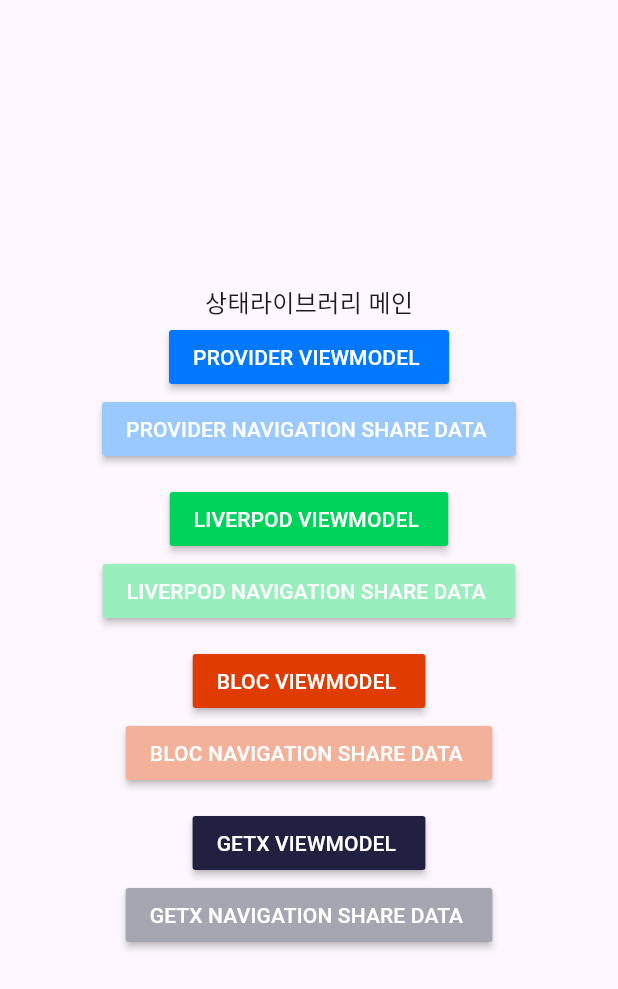
After one commit to BeeChang/practice_flutter, a Flutter app: the MainStateCheckScreen screen opened by its route, on a phone screen of 412 x 824 dp. The commit adds this screen. Shown: the top 989 px of the screen. Run offline on Flutter 3.47's test engine with Material 3 defaults, Android fonts, the phone set to English and light mode, and no system bars; our stand-ins replace decimal, dio, flutter_svg, freezed_annotation, get_it, go_router and 4 more; accounts and stored records are empty; generated files the repository leaves out were written again; network calls fail.

Commit message:
테스트용 데이터추가

```diff
--- a/lib/ui/go_router/GoRouter.dart
+++ b/lib/ui/go_router/GoRouter.dart
@@ -3,6 +3,7 @@ import 'package:go_router/go_router.dart';
 import 'package:practice_flutter/model/CustomData.dart';
 import 'package:practice_flutter/ui/go_router/GoCartScreen.dart';
 import 'package:practice_flutter/ui/go_router/InnerProfileInfo.dart';
+import 'package:practice_flutter/ui/go_router/state_check/MainStateCheckScreen.dart';
 
 import '../home/HomeScreen.dart';
 import '../MainScreen.dart';
@@ -35,6 +36,13 @@ final router = GoRouter(
     GoRoute(
       path: '/cart',
       builder: (context, state) => const GoCartScreen(),
+    ),
+    GoRoute(
+      path: '/cart',
+      builder: (context, state) => const GoCartScreen(),
+    ),
+    GoRoute(path: '/state',
+    builder: (context, state) => const MainStateCheckScreen(),
     ),
 
     // 바텀 네비게이션을 위한 StatefulShellRoute
--- /dev/null
+++ b/lib/ui/go_router/state_check/MainStateCheckScreen.dart
@@ -0,0 +1,75 @@
+import 'package:flutter/cupertino.dart';
+import 'package:flutter/material.dart';
+import 'package:practice_flutter/ui_component/colors.dart';
+
+class MainStateCheckScreen extends StatelessWidget {
+  const MainStateCheckScreen({super.key});
+
+  @override
+  Widget build(BuildContext context) {
+    return Material(
+      // Material 위젯 추가
+      child: Container(
+        width: double.infinity,
+        padding: EdgeInsets.all(16),
+        child: Column(
+          mainAxisAlignment: MainAxisAlignment.center,
+          children: [
+            const Text('상태라이브러리 메인', style: TextStyle(fontSize: 16)),
+            MaterialButton(
+              onPressed: () {},
+              color: AppColors.accent100,
+              textColor: Colors.white,
+              child: Text('PROVIDER VIEWMODEL '),
+            ),
+            MaterialButton(
+              onPressed: () {},
+              color: AppColors.accent40,
+              textColor: Colors.white,
+              child: Text('PROVIDER NAVIGATION SHARE DATA '),
+            ),
+            SizedBox(height: 12),
+            MaterialButton(
+              onPressed: () {},
+              color: AppColors.primary100,
+              textColor: Colors.white,
+              child: Text('LIVERPOD VIEWMODEL '),
+            ),
+            MaterialButton(
+              onPressed: () {},
+              color: AppColors.primary40,
+              textColor: Colors.white,
+              child: Text('LIVERPOD NAVIGATION SHARE DATA '),
+            ),
+            SizedBox(height: 12),
+            MaterialButton(
+              onPressed: () {},
+              color: AppColors.secondary100,
+              textColor: Colors.white,
+              child: Text('BLOC VIEWMODEL '),
+            ),
+            MaterialButton(
+              onPressed: () {},
+              color: AppColors.secondary40,
+              textColor: Colors.white,
+              child: Text('BLOC NAVIGATION SHARE DATA '),
+            ),
+            SizedBox(height: 12),
+            MaterialButton(
+              onPressed: () {},
+              color: AppColors.black100,
+              textColor: Colors.white,
+              child: Text('GETX VIEWMODEL '),
+            ),
+            MaterialButton(
+              onPressed: () {},
+              color: AppColors.black40,
+              textColor: Colors.white,
+              child: Text('GETX NAVIGATION SHARE DATA '),
+            ),
+          ],
+        ),
+      ),
+    );
+  }
+}
--- a/lib/ui/home/HomeScreen.dart
+++ b/lib/ui/home/HomeScreen.dart
@@ -1,4 +1,5 @@
 import 'package:flutter/material.dart';
+import 'package:go_router/go_router.dart';
 import 'package:logger/logger.dart';
 import 'package:practice_flutter/di/service_locator.dart';
 import 'package:practice_flutter/repository/user_repository.dart';
@@ -49,6 +50,13 @@ class _HomeScreenState extends State<HomeScreen> {
             },
             child: const Text('친구 정보'),
           ),
+
+          ElevatedButton(
+            onPressed: () async {
+              context.push('/state');
+            },
+            child: const Text('상태 화면으로 이동'),
+          ),
         ],
       ),
     );
--- a/pubspec.yaml
+++ b/pubspec.yaml
@@ -25,6 +25,7 @@ dependencies:
   freezed_annotation: ^2.4.1
   json_annotation: ^4.8.1
   synchronized: ^3.3.0
+  decimal: ^2.3.3
 
 dev_dependencies:
   flutter_test:
```
Also changed, not shown: lib/model/state_test.dart (added, +29 -0 lines), lib/repository/fake_state_repository.dart (added, +53 -0 lines), lib/ui/state_check/StateMainScreen.dart (added, +26 -0 lines), lib/model/state_test.freezed.dart (added), lib/model/state_test.g.dart (added), pubspec.lock.
